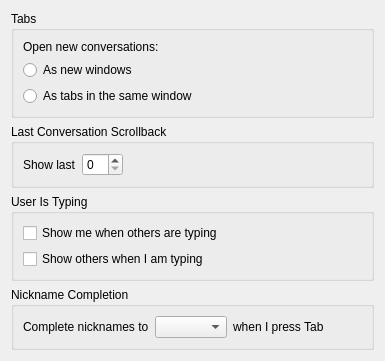
Old version of the form config/behavior-config.ui in the repository KDE/ktp-text-ui.
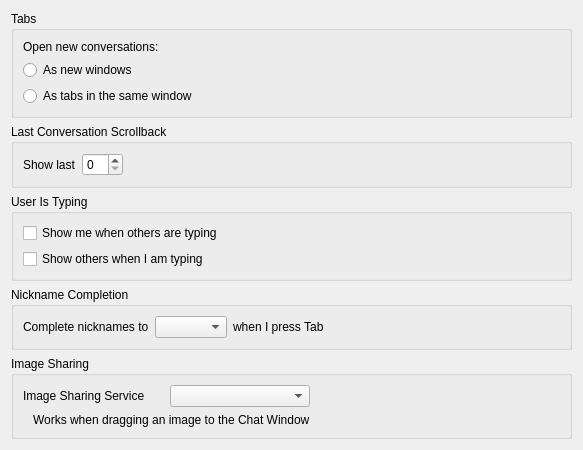
New version of the form. Custom widgets are drawn as their Qt base class.

Commit message:
Share images over common image sharing networks
When dragging and dropping images over the text-ui
allow uploading to popular services such as imgur.
This is useful when on networks that do not support
file transfer

FEATURE: 322874
FIXED-IN: 0.9.0

Patch:
```diff
--- a/config/behavior-config.ui
+++ b/config/behavior-config.ui
@@ -6,8 +6,8 @@
    <rect>
     <x>0</x>
     <y>0</y>
-    <width>385</width>
-    <height>350</height>
+    <width>583</width>
+    <height>403</height>
    </rect>
   </property>
   <layout class="QVBoxLayout" name="verticalLayout">
@@ -141,6 +141,54 @@
      </layout>
     </widget>
    </item>
+   <item>
+    <widget class="KButtonGroup" name="kbuttongroup">
+     <property name="title">
+      <string>Image Sharing</string>
+     </property>
+     <layout class="QGridLayout" name="gridLayout_3" columnstretch="0,0,0">
+      <item row="0" column="1">
+       <widget class="QComboBox" name="imageSharingService"/>
+      </item>
+      <item row="0" column="0">
+       <widget class="QLabel" name="label_4">
+        <property name="text">
+         <string>Image Sharing Service</string>
+        </property>
+       </widget>
+      </item>
+      <item row="0" column="2">
+       <spacer name="horizontalSpacer_3">
+        <property name="orientation">
+         <enum>Qt::Horizontal</enum>
+        </property>
+        <property name="sizeHint" stdset="0">
+         <size>
+          <width>40</width>
+          <height>20</height>
+         </size>
+        </property>
+       </spacer>
+      </item>
+      <item row="1" column="0" colspan="2">
+       <widget class="QLabel" name="label_5">
+        <property name="styleSheet">
+         <string notr="true">font: 8pt &quot;Sans Serif&quot;;</string>
+        </property>
+        <property name="text">
+         <string>Works when dragging an image to the Chat Window</string>
+        </property>
+        <property name="alignment">
+         <set>Qt::AlignLeading|Qt::AlignLeft|Qt::AlignVCenter</set>
+        </property>
+        <property name="indent">
+         <number>10</number>
+        </property>
+       </widget>
+      </item>
+     </layout>
+    </widget>
+   </item>
    <item>
     <spacer name="verticalSpacer">
      <property name="orientation">
```
The commit also changes 25 other files.
